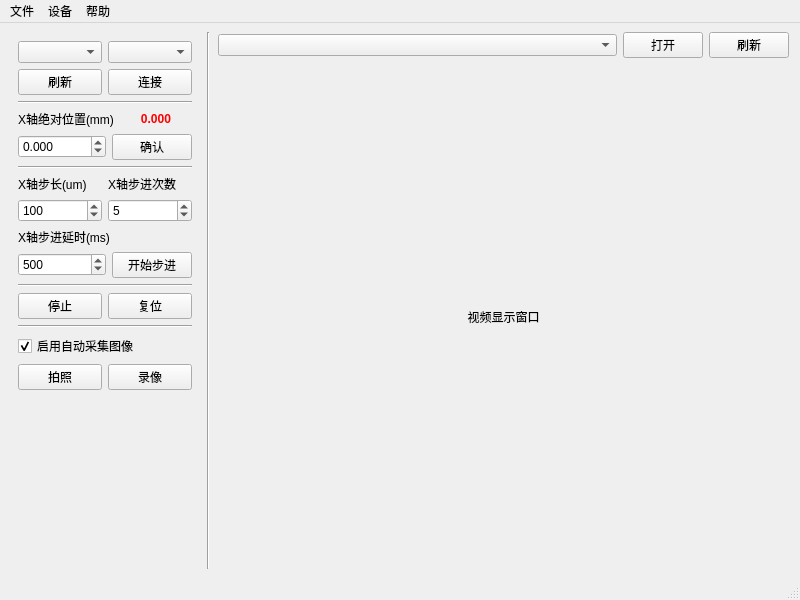
This is mainwindow.ui in choushunn/ZF_TriAxisCamControl as Qt 5 draws it before an edit. The edited form follows.
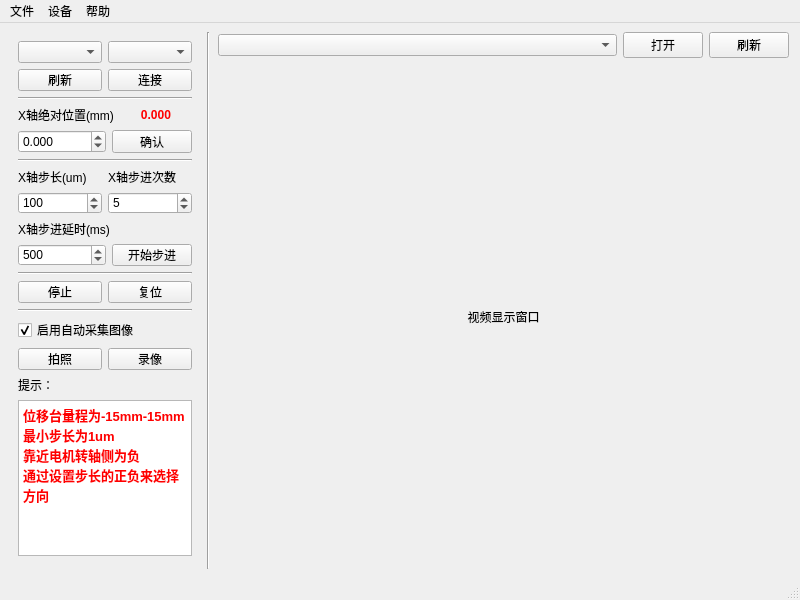
This is the edited form.

Diff of the .ui file:
```diff
--- a/mainwindow.ui
+++ b/mainwindow.ui
@@ -18,8 +18,8 @@
   </property>
   <property name="maximumSize">
    <size>
-    <width>2000</width>
-    <height>1500</height>
+    <width>16777215</width>
+    <height>16777215</height>
    </size>
   </property>
   <property name="windowTitle">
@@ -406,6 +406,30 @@
          </item>
         </layout>
        </item>
+       <item>
+        <widget class="QLabel" name="label">
+         <property name="text">
+          <string>提示：</string>
+         </property>
+        </widget>
+       </item>
+       <item>
+        <widget class="QTextBrowser" name="textBrowser">
+         <property name="html">
+          <string>&lt;!DOCTYPE HTML PUBLIC &quot;-//W3C//DTD HTML 4.0//EN&quot; &quot;http://www.w3.org/TR/REC-html40/strict.dtd&quot;&gt;
+&lt;html&gt;&lt;head&gt;&lt;meta name=&quot;qrichtext&quot; content=&quot;1&quot; /&gt;&lt;meta charset=&quot;utf-8&quot; /&gt;&lt;style type=&quot;text/css&quot;&gt;
+p, li { white-space: pre-wrap; }
+hr { height: 1px; border-width: 0; }
+li.unchecked::marker { content: &quot;\2610&quot;; }
+li.checked::marker { content: &quot;\2612&quot;; }
+&lt;/style&gt;&lt;/head&gt;&lt;body style=&quot; font-family:'Segoe UI'; font-size:9pt; font-weight:400; font-style:normal;&quot;&gt;
+&lt;p style=&quot; margin-top:0px; margin-bottom:0px; margin-left:0px; margin-right:0px; -qt-block-indent:0; text-indent:0px;&quot;&gt;&lt;span style=&quot; font-size:10pt; font-weight:700; color:#ff0000;&quot;&gt;位移台量程为-15mm-15mm&lt;/span&gt;&lt;/p&gt;
+&lt;p style=&quot; margin-top:0px; margin-bottom:0px; margin-left:0px; margin-right:0px; -qt-block-indent:0; text-indent:0px;&quot;&gt;&lt;span style=&quot; font-size:10pt; font-weight:700; color:#ff0000;&quot;&gt;最小步长为1um&lt;/span&gt;&lt;/p&gt;
+&lt;p style=&quot; margin-top:0px; margin-bottom:0px; margin-left:0px; margin-right:0px; -qt-block-indent:0; text-indent:0px;&quot;&gt;&lt;span style=&quot; font-size:10pt; font-weight:700; color:#ff0000;&quot;&gt;靠近电机转轴侧为负&lt;/span&gt;&lt;/p&gt;
+&lt;p style=&quot; margin-top:0px; margin-bottom:0px; margin-left:0px; margin-right:0px; -qt-block-indent:0; text-indent:0px;&quot;&gt;&lt;span style=&quot; font-size:10pt; font-weight:700; color:#ff0000;&quot;&gt;通过设置步长的正负来选择方向&lt;/span&gt;&lt;/p&gt;&lt;/body&gt;&lt;/html&gt;</string>
+         </property>
+        </widget>
+       </item>
        <item>
         <spacer name="verticalSpacer">
          <property name="orientation">
```
Left out of the diff: 4 changed lines with no effect on the pictures.
